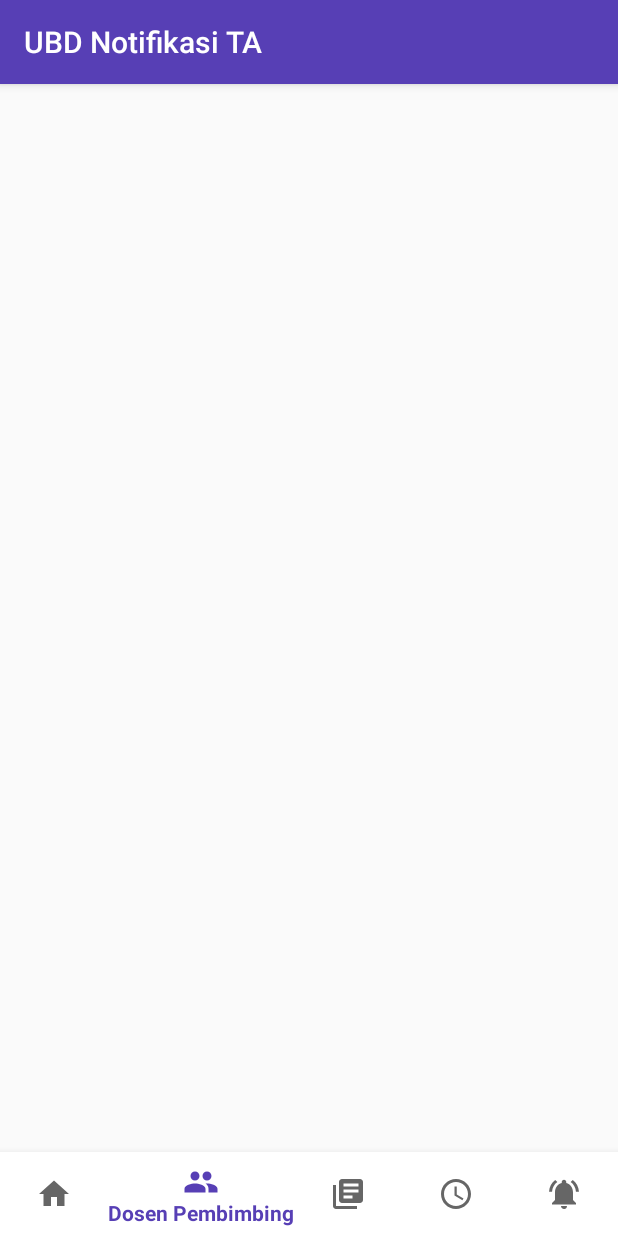
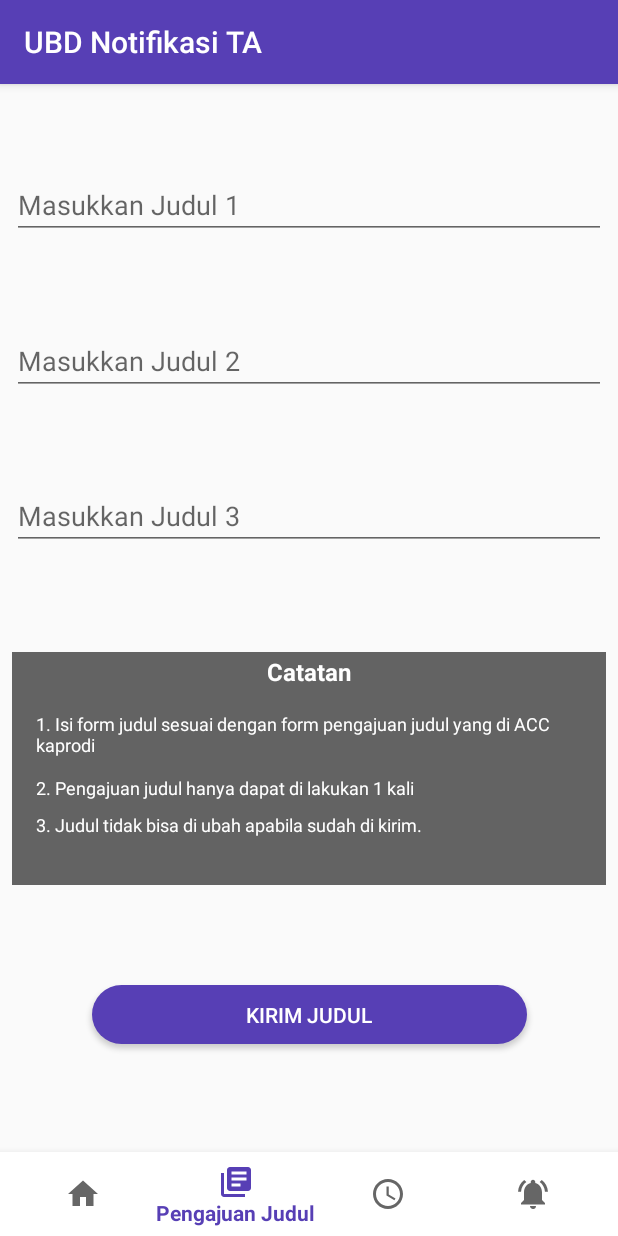
Before and after one commit to ryan-andri/UBD_Notifikasi-TA, an Android app: the MainActivity screen opened directly, with no data from a screen before it, item 2 of the bottom bar chosen, on a phone screen of 412 x 824 dp. Run offline under Robolectric (Android 15) with nearby library versions, the phone set to English and light mode, and no system bars.

Commit message:
remove Dosen Fragment
Signed-off-by: Ryan Andri <ryanandri@linuxmail.org>

```diff
--- a/app/src/main/java/ryanandri/ubdnotifikasita/MainActivity.java
+++ b/app/src/main/java/ryanandri/ubdnotifikasita/MainActivity.java
@@ -8,7 +8,6 @@ import android.support.v7.app.AppCompatActivity;
 import android.view.MenuItem;
 
 import ryanandri.ubdnotifikasita.adapter.ViewPagerAdapter;
-import ryanandri.ubdnotifikasita.fragments.DosenFragment;
 import ryanandri.ubdnotifikasita.fragments.JadwalFragment;
 import ryanandri.ubdnotifikasita.fragments.JudulFragment;
 import ryanandri.ubdnotifikasita.fragments.NotifikasiFragment;
@@ -20,7 +19,6 @@ public class MainActivity extends AppCompatActivity {
 
     MenuItem menuItem;
     ProfileFragment profileFragment;
-    DosenFragment dosenFragment;
     JudulFragment judulFragment;
     JadwalFragment jadwalFragment;
     NotifikasiFragment notifikasiFragment;
@@ -41,17 +39,14 @@ public class MainActivity extends AppCompatActivity {
                             case R.id.navigation_home:
                                 viewPager.setCurrentItem(0);
                                 break;
-                            case R.id.navigation_dosen:
+                            case R.id.navigation_judul:
                                 viewPager.setCurrentItem(1);
                                 break;
-                            case R.id.navigation_judul:
+                            case R.id.navigation_jadwal:
                                 viewPager.setCurrentItem(2);
                                 break;
-                            case R.id.navigation_jadwal:
+                            case R.id.navigation_notifikasi:
                                 viewPager.setCurrentItem(3);
-                                break;
-                            case R.id.navigation_notifikasi:
-                                viewPager.setCurrentItem(4);
                                 break;
                         }
                         return false;
@@ -90,12 +85,10 @@ public class MainActivity extends AppCompatActivity {
     public void loadviewpager(ViewPager viewPager) {
         ViewPagerAdapter viewPagerAdapter = new ViewPagerAdapter(getSupportFragmentManager());
         profileFragment = new ProfileFragment();
-        dosenFragment = new DosenFragment();
         judulFragment = new JudulFragment();
         jadwalFragment = new JadwalFragment();
         notifikasiFragment =  new NotifikasiFragment();
         viewPagerAdapter.addFragment(profileFragment);
-        viewPagerAdapter.addFragment(dosenFragment);
         viewPagerAdapter.addFragment(judulFragment);
         viewPagerAdapter.addFragment(jadwalFragment);
         viewPagerAdapter.addFragment(notifikasiFragment);
--- a/app/src/main/java/ryanandri/ubdnotifikasita/fragments/DosenFragment.java
+++ /dev/null
@@ -1,24 +0,0 @@
-package ryanandri.ubdnotifikasita.fragments;
-
-import android.os.Bundle;
-import android.support.annotation.NonNull;
-import android.support.annotation.Nullable;
-import android.support.v4.app.Fragment;
-import android.view.LayoutInflater;
-import android.view.View;
-import android.view.ViewGroup;
-
-import ryanandri.ubdnotifikasita.R;
-
-public class DosenFragment extends Fragment {
-
-    @Nullable
-    @Override
-    public View onCreateView(@NonNull LayoutInflater inflater,
-                             @Nullable ViewGroup container,
-                             @Nullable Bundle savedInstanceState) {
-        View view = inflater.inflate(R.layout.fragment_dosen, null);
-
-        return view;
-    }
-}
--- a/app/src/main/res/drawable/ic_dosen_black_24dp.xml
+++ /dev/null
@@ -1,9 +0,0 @@
-<vector xmlns:android="http://schemas.android.com/apk/res/android"
-        android:width="24dp"
-        android:height="24dp"
-        android:viewportWidth="24.0"
-        android:viewportHeight="24.0">
-    <path
-        android:fillColor="#FF000000"
-        android:pathData="M16,11c1.66,0 2.99,-1.34 2.99,-3S17.66,5 16,5c-1.66,0 -3,1.34 -3,3s1.34,3 3,3zM8,11c1.66,0 2.99,-1.34 2.99,-3S9.66,5 8,5C6.34,5 5,6.34 5,8s1.34,3 3,3zM8,13c-2.33,0 -7,1.17 -7,3.5L1,19h14v-2.5c0,-2.33 -4.67,-3.5 -7,-3.5zM16,13c-0.29,0 -0.62,0.02 -0.97,0.05 1.16,0.84 1.97,1.97 1.97,3.45L17,19h6v-2.5c0,-2.33 -4.67,-3.5 -7,-3.5z"/>
-</vector>
--- a/app/src/main/res/layout/fragment_dosen.xml
+++ /dev/null
@@ -1,9 +0,0 @@
-<?xml version="1.0" encoding="utf-8"?>
-<android.support.constraint.ConstraintLayout
-    xmlns:android="http://schemas.android.com/apk/res/android"
-    xmlns:app="http://schemas.android.com/apk/res-auto"
-    xmlns:tools="http://schemas.android.com/tools"
-    android:layout_width="match_parent"
-    android:layout_height="match_parent">
-
-</android.support.constraint.ConstraintLayout>
--- a/app/src/main/res/menu/navigation.xml
+++ b/app/src/main/res/menu/navigation.xml
@@ -5,11 +5,6 @@
         android:id="@+id/navigation_home"
         android:icon="@drawable/ic_home_black_24dp"
         android:title="@string/title_profile" />
-
-    <item
-        android:id="@+id/navigation_dosen"
-        android:icon="@drawable/ic_dosen_black_24dp"
-        android:title="@string/title_dosen" />
 
     <item
         android:id="@+id/navigation_judul"
--- a/app/src/main/res/values/strings.xml
+++ b/app/src/main/res/values/strings.xml
@@ -1,7 +1,6 @@
 <resources>
     <string name="app_name">UBD Notifikasi TA</string>
     <string name="title_profile">Profile</string>
-    <string name="title_dosen">Dosen Pembimbing</string>
     <string name="title_jadwal">Jadwal Ujian</string>
     <string name="title_notifikasi">Notifikasi</string>
     <string name="title_judul">Pengajuan Judul</string>
```
